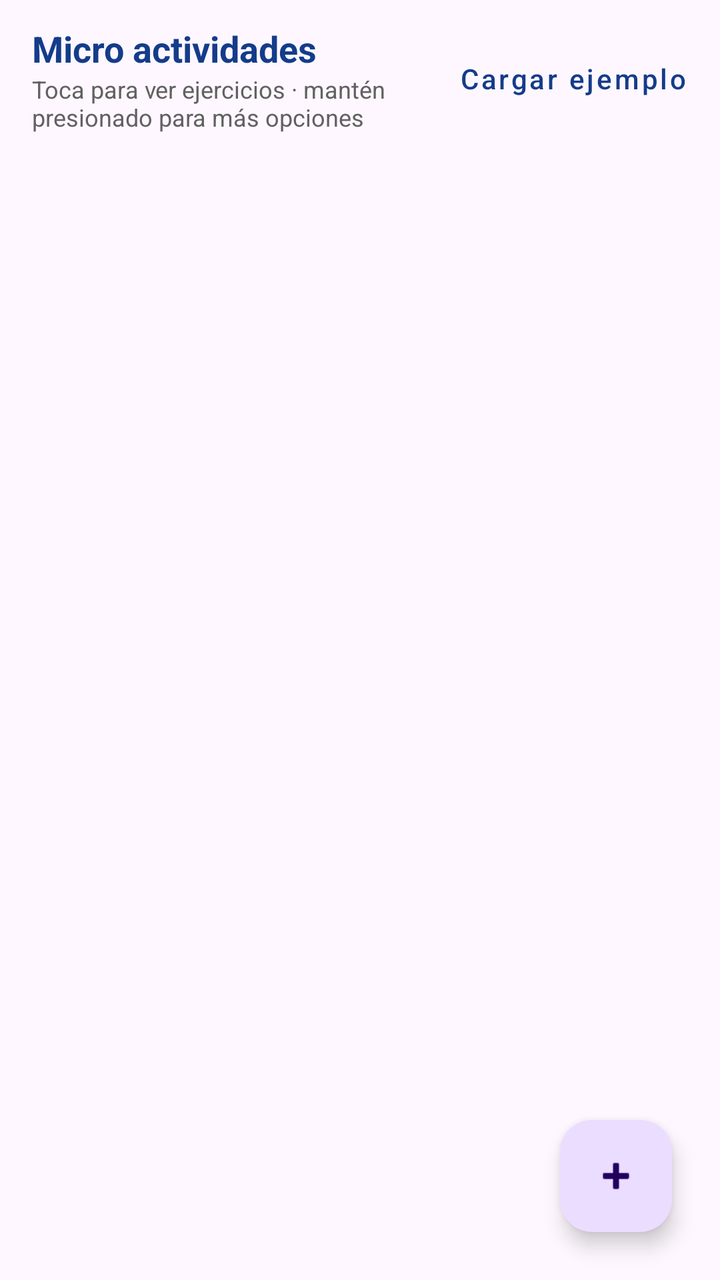
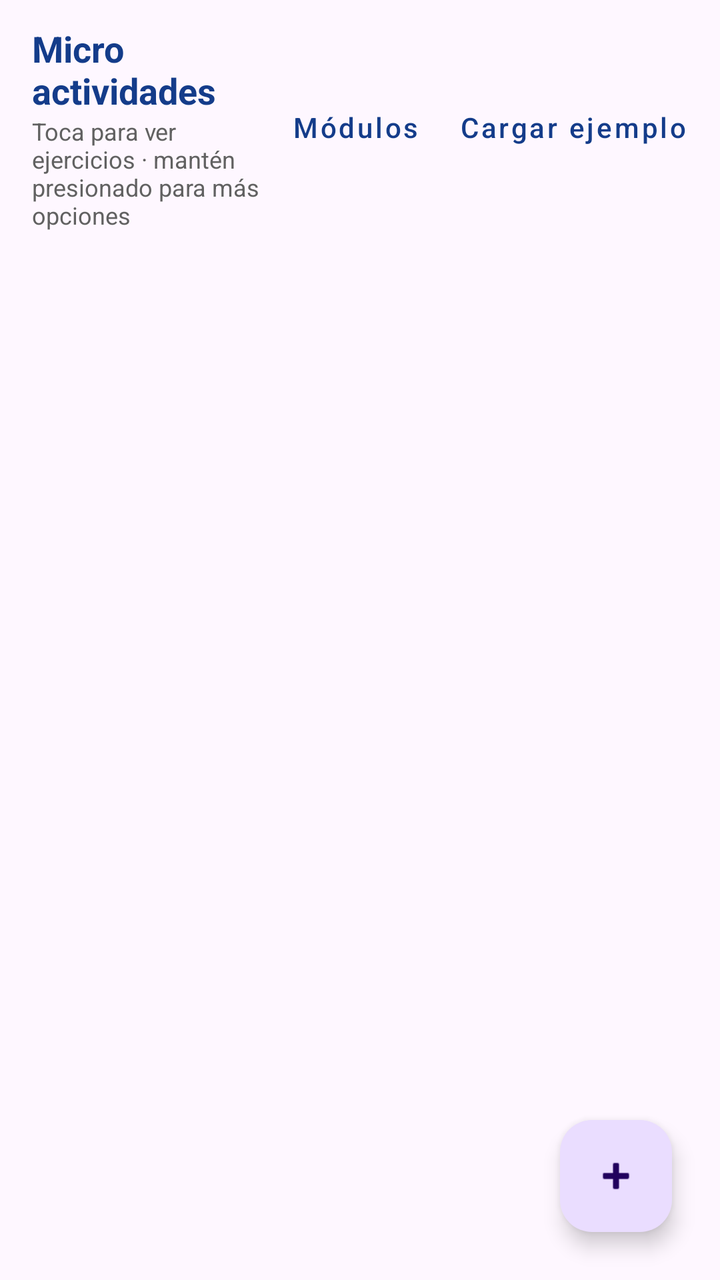

An Android layout rendered at two revisions. The XML below is the earlier revision; the diff shows what the commit changed to produce the second picture.
<!-- AndroidManifest.xml: application theme Theme.SysLearning -->
<!-- res/layout/fragment_actividades_admin.xml -->
<?xml version="1.0" encoding="utf-8"?>
<androidx.coordinatorlayout.widget.CoordinatorLayout xmlns:android="http://schemas.android.com/apk/res/android"
    android:layout_width="match_parent"
    android:layout_height="match_parent">

    <LinearLayout
        android:layout_width="match_parent"
        android:layout_height="match_parent"
        android:orientation="vertical">

        <LinearLayout
            android:layout_width="match_parent"
            android:layout_height="wrap_content"
            android:gravity="center_vertical"
            android:orientation="horizontal"
            android:paddingStart="16dp"
            android:paddingTop="12dp"
            android:paddingEnd="8dp">

            <LinearLayout
                android:layout_width="0dp"
                android:layout_height="wrap_content"
                android:layout_weight="1"
                android:orientation="vertical">

                <TextView
                    android:layout_width="wrap_content"
                    android:layout_height="wrap_content"
                    android:text="Micro actividades"
                    android:textColor="@color/tituloCurso"
                    android:textSize="18sp"
                    android:textStyle="bold" />

                <TextView
                    android:layout_width="wrap_content"
                    android:layout_height="wrap_content"
                    android:text="Toca para ver ejercicios · mantén presionado para más opciones"
                    android:textColor="@color/sys_text_secondary"
                    android:textSize="12sp" />

            </LinearLayout>

            <com.google.android.material.button.MaterialButton
                android:id="@+id/btnCargarEjemplo"
                style="@style/Widget.MaterialComponents.Button.TextButton"
                android:layout_width="wrap_content"
                android:layout_height="wrap_content"
                android:text="Cargar ejemplo"
                android:textAllCaps="false" />

        </LinearLayout>

        <TextView
            android:id="@+id/tvVacioActividadesAdmin"
            android:layout_width="match_parent"
            android:layout_height="wrap_content"
            android:padding="24dp"
            android:text="Todavía no hay micro actividades. Crea una con el botón + o toca «Cargar ejemplo»."
            android:textColor="@color/sys_text_secondary"
            android:visibility="gone" />

        <androidx.recyclerview.widget.RecyclerView
            android:id="@+id/rvActividadesAdmin"
            android:layout_width="match_parent"
            android:layout_height="0dp"
            android:layout_weight="1"
            android:clipToPadding="false"
            android:paddingBottom="80dp" />

    </LinearLayout>

    <com.google.android.material.floatingactionbutton.FloatingActionButton
        android:id="@+id/fabNuevaActividad"
        android:layout_width="wrap_content"
        android:layout_height="wrap_content"
        android:layout_gravity="bottom|end"
        android:layout_margin="24dp"
        android:contentDescription="Nueva micro actividad"
        android:src="@android:drawable/ic_input_add" />

</androidx.coordinatorlayout.widget.CoordinatorLayout>
<!-- resources referenced by this layout -->
<resources>
  <color name="sys_text_secondary">#616161</color>
  <color name="tituloCurso">#143C8A</color>
  <style name="Theme.SysLearning" parent="Theme.MaterialComponents.DayNight.NoActionBar">
  
          
          <item name="colorPrimary">#143C8A</item>
          <item name="colorPrimaryVariant">#0D2E6E</item>
          <item name="colorOnPrimary">#FFFFFF</item>
  
          
          <item name="colorSecondary">#00B8D9</item>
          <item name="colorSecondaryVariant">#0099B7</item>
          <item name="colorOnSecondary">#FFFFFF</item>
  
          
          <item name="android:statusBarColor">#143C8A</item>
  
  
      </style>
</resources>

<!-- the commit's change to res/layout/fragment_actividades_admin.xml (unified diff, before → after) -->
@@ -41,6 +41,14 @@
             </LinearLayout>
 
             <com.google.android.material.button.MaterialButton
+                android:id="@+id/btnModulosAdmin"
+                style="@style/Widget.MaterialComponents.Button.TextButton"
+                android:layout_width="wrap_content"
+                android:layout_height="wrap_content"
+                android:text="Módulos"
+                android:textAllCaps="false" />
+
+            <com.google.android.material.button.MaterialButton
                 android:id="@+id/btnCargarEjemplo"
                 style="@style/Widget.MaterialComponents.Button.TextButton"
                 android:layout_width="wrap_content"
